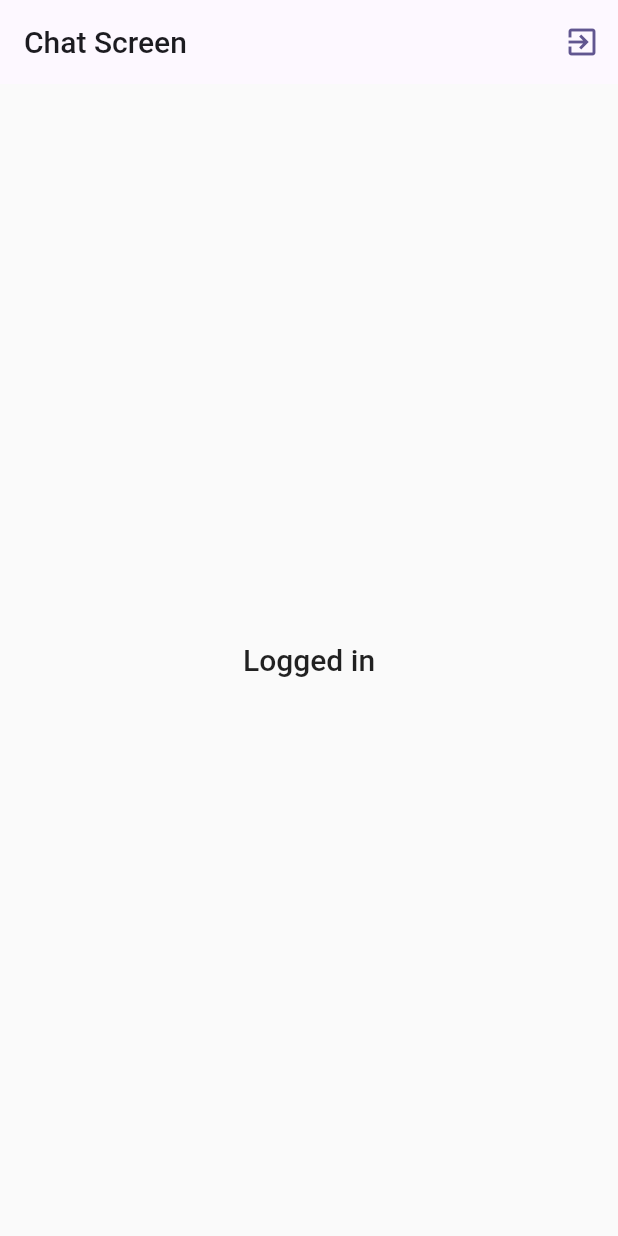
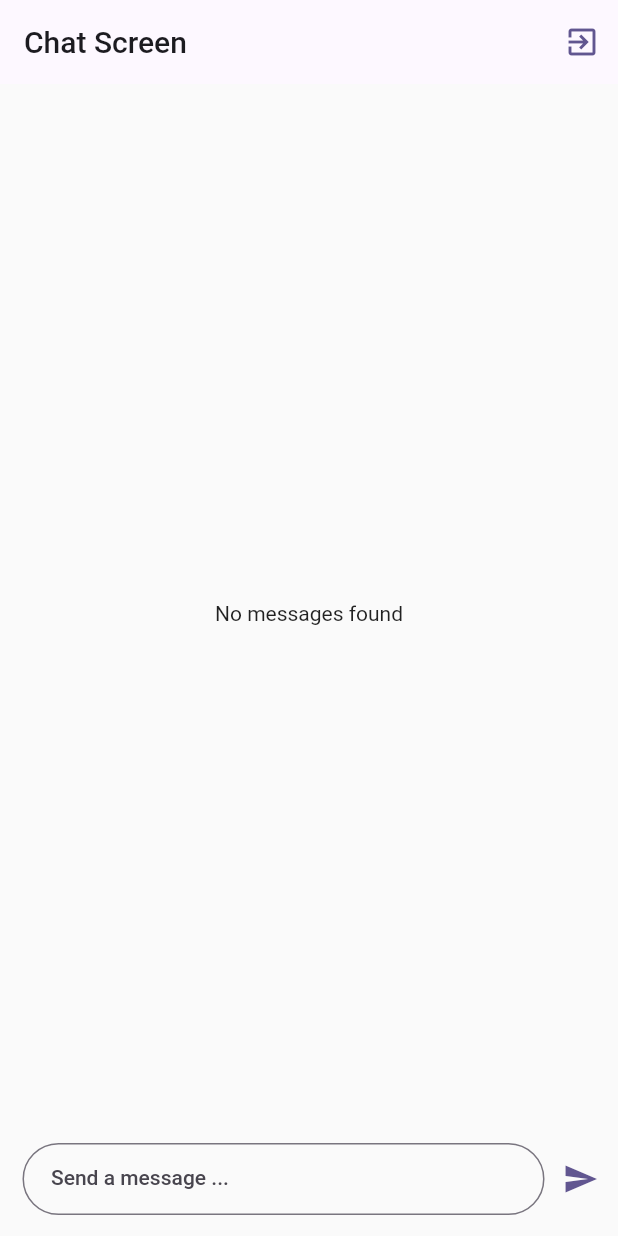
Before and after one commit to mohamedelbendary228/simple-chat, a Flutter app: the screen it shows once a user with an empty profile is signed in, on a phone screen of 412 x 824 dp. Run offline on Flutter 3.47's test engine with Material 2 defaults, Android fonts, the phone set to English and light mode, and no system bars; our stand-ins replace cloud_firestore, firebase_auth, firebase_core, firebase_storage, image_picker; accounts and stored records are empty.

Commit message:
build chat message field and send message to firestore

```diff
--- a/lib/view/auth_screen.dart
+++ b/lib/view/auth_screen.dart
@@ -134,6 +134,7 @@ class _AuthScreenState extends State<AuthScreen> {
                                 return null;
                               },
                             ),
+                            if (!_isLogin)
                               TextInputField(
                                 controller: usernameTextEditingController,
                                 labelText: "username",
--- a/lib/view/chat_screen.dart
+++ b/lib/view/chat_screen.dart
@@ -1,5 +1,7 @@
 import 'package:firebase_auth/firebase_auth.dart';
 import 'package:flutter/material.dart';
+import 'package:simple_chat_app/widgets/chat_messages.dart';
+import 'package:simple_chat_app/widgets/new_message_form.dart';
 
 class ChatScreen extends StatelessWidget {
   const ChatScreen({Key? key}) : super(key: key);
@@ -18,11 +20,13 @@ class ChatScreen extends StatelessWidget {
               icon: const Icon(Icons.exit_to_app))
         ],
       ),
-      body: Center(
-        child: Text(
-          "Logged in",
-          style: Theme.of(context).textTheme.titleLarge,
-        ),
+      body: Column(
+        children: const [
+          Expanded(
+            child: ChatMessages(),
+          ),
+          NewMessageTextField(),
+        ],
       ),
     );
   }
--- /dev/null
+++ b/lib/widgets/chat_messages.dart
@@ -0,0 +1,10 @@
+import 'package:flutter/material.dart';
+
+class ChatMessages extends StatelessWidget {
+  const ChatMessages({Key? key}) : super(key: key);
+
+  @override
+  Widget build(BuildContext context) {
+    return const Center(child: Text("No messages found"),);
+  }
+}
--- /dev/null
+++ b/lib/widgets/new_message_form.dart
@@ -0,0 +1,76 @@
+import 'package:cloud_firestore/cloud_firestore.dart';
+import 'package:firebase_auth/firebase_auth.dart';
+import 'package:flutter/material.dart';
+
+class NewMessageTextField extends StatefulWidget {
+  const NewMessageTextField({Key? key}) : super(key: key);
+
+  @override
+  State<NewMessageTextField> createState() => _NewMessageTextFieldState();
+}
+
+class _NewMessageTextFieldState extends State<NewMessageTextField> {
+  final TextEditingController _messageController = TextEditingController();
+
+  final _fireStore = FirebaseFirestore.instance;
+
+  @override
+  void dispose() {
+    _messageController.dispose();
+    super.dispose();
+  }
+
+  void _sendMessage() async {
+    final enteredMessage = _messageController.text;
+    if (enteredMessage.trim().isEmpty) {
+      return;
+    }
+
+    _messageController.clear();
+
+    final user = FirebaseAuth.instance.currentUser!;
+
+    final userData = await _fireStore.collection("users").doc(user.uid).get();
+
+    _fireStore.collection("chats").add({
+      "text": enteredMessage,
+      "createdAt": Timestamp.now(),
+      "userId": user.uid,
+      "username": userData.data()!['username'],
+      "userImage": userData.data()!['image_url'],
+    });
+
+
+  }
+
+  @override
+  Widget build(BuildContext context) {
+    return Padding(
+        padding: const EdgeInsets.only(left: 15, right: 1, bottom: 14),
+        child: Row(
+          children: [
+            Expanded(
+              child: TextField(
+                controller: _messageController,
+                textCapitalization: TextCapitalization.sentences,
+                autocorrect: true,
+                enableSuggestions: true,
+                decoration: const InputDecoration(
+                  labelText: "Send a message ...",
+                  contentPadding: EdgeInsets.symmetric(horizontal: 15),
+                  border: OutlineInputBorder(
+                    borderRadius: BorderRadius.horizontal(
+                        right: Radius.circular(30), left: Radius.circular(30)),
+                  ),
+                ),
+              ),
+            ),
+            IconButton(
+              onPressed: _sendMessage,
+              icon: const Icon(Icons.send),
+              color: Theme.of(context).colorScheme.primary,
+            )
+          ],
+        ));
+  }
+}
```
Lines whose indentation alone changed are shown as unchanged.
